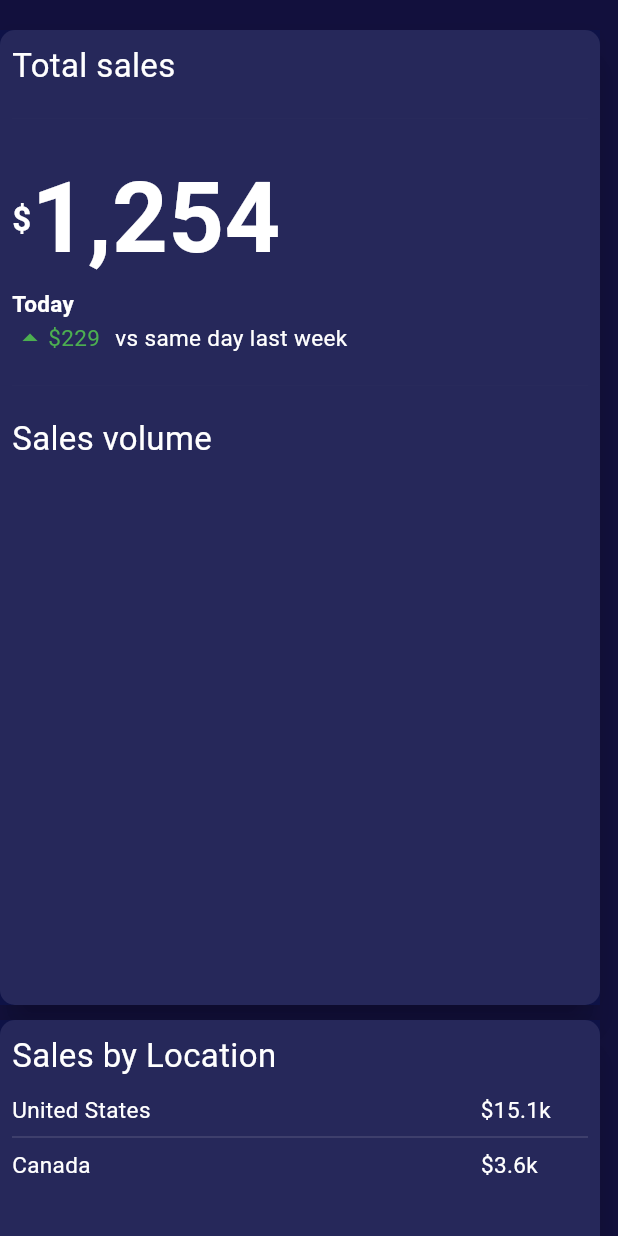
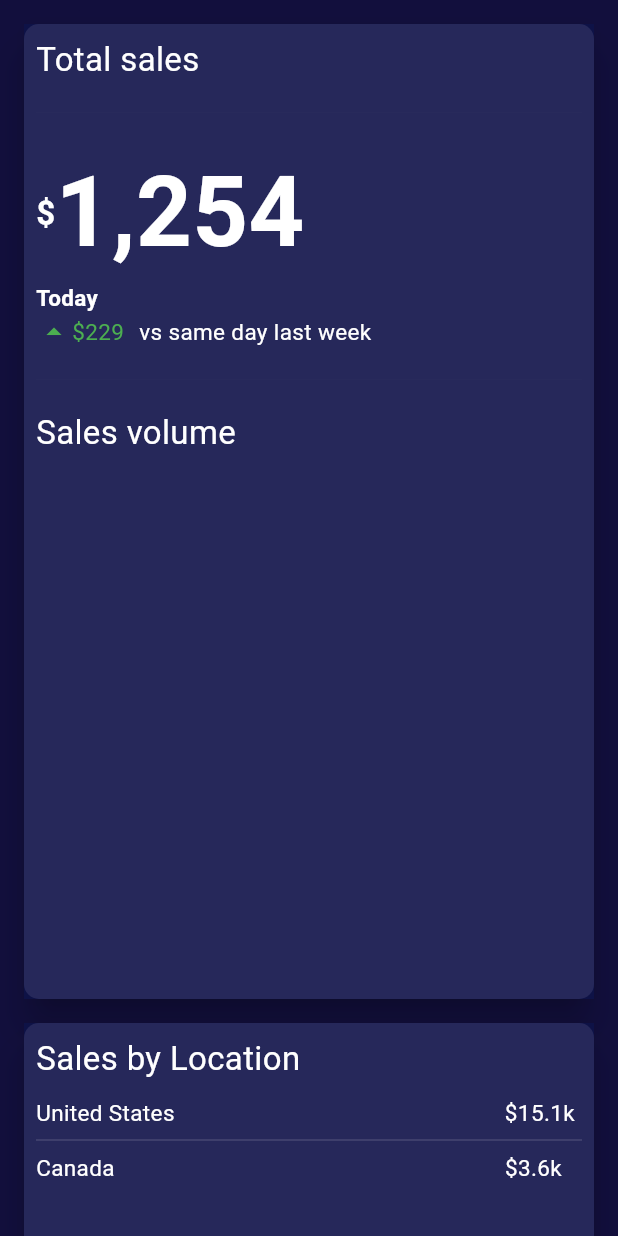
Before and after one commit to kologjohn/backoffice, a Flutter app: the screen it shows after launch, on a phone screen of 412 x 824 dp. Run offline on Flutter 3.47's test engine with Material 3 defaults, Android fonts, the phone set to English and light mode, and no system bars; our stand-ins replace fl_chart; missing offline and left inert: gauge_indicator; statements that could not run were skipped.

Commit message:
Second Comit

```diff
--- a/lib/ecommerce.dart
+++ b/lib/ecommerce.dart
@@ -11,12 +11,15 @@ class EcommerceKpi extends StatelessWidget {
   Widget build(BuildContext context) {
     Size screen=MediaQuery.of(context).size;
     double screewith=screen.width;
-    return  Container(
+    return  Scaffold(
+      body: SingleChildScrollView(
+        child: Container(
           color: const Color(0xf2050333),
           child: Padding(
-        padding: const EdgeInsets.only(top: 20.0),
+            padding: const EdgeInsets.all(8.0),
             child: Column(
               mainAxisAlignment: MainAxisAlignment.center,
+
               children: [
                 Row(
                   mainAxisAlignment: MainAxisAlignment.spaceEvenly,
@@ -25,7 +28,9 @@ class EcommerceKpi extends StatelessWidget {
                       children: [
                         Column(
                           children: [
-                        Material(
+                            Padding(
+                              padding: const EdgeInsets.all(8.0),
+                              child: Material(
                                 elevation: 10,
                                 borderRadius: BorderRadius.circular(10),
                                 //color: Colors.black,
@@ -69,8 +74,10 @@ class EcommerceKpi extends StatelessWidget {
                                   ),
                                 ),
                               ),
-                        SizedBox(height: 10,),
-                        Material(
+                            ),
+                            Padding(
+                              padding: const EdgeInsets.all(8.0),
+                              child: Material(
                                 elevation: 10,
                                 borderRadius: BorderRadius.circular(10),
                                 child: Container(
@@ -109,10 +116,13 @@ class EcommerceKpi extends StatelessWidget {
                                     ),
                                   ),
                                 ),
+                              ),
                             )
                           ],
                         ),
-                    Column(
+                        Padding(
+                          padding: const EdgeInsets.all(8.0),
+                          child: Column(
                             children: [
                               Material(
                                 elevation: 10,
@@ -149,7 +159,10 @@ class EcommerceKpi extends StatelessWidget {
 
                             ],
                           ),
-                    Column(
+                        ),
+                        Padding(
+                          padding: const EdgeInsets.all(8.0),
+                          child: Column(
                             children: [
                               Material(
                                 elevation: 10,
@@ -305,7 +318,10 @@ class EcommerceKpi extends StatelessWidget {
                               )
                             ],
                           ),
-                    Column(
+                        ),
+                        Padding(
+                          padding: const EdgeInsets.all(8.0),
+                          child: Column(
                             children: [
                               Material(
                                 elevation: 10,
@@ -490,6 +506,7 @@ class EcommerceKpi extends StatelessWidget {
                               )
                             ],
                           ),
+                        ),
                       ],
                     )),
 
@@ -497,18 +514,18 @@ class EcommerceKpi extends StatelessWidget {
                 ),
                 Material(
                   elevation: 5,
-              color: Color(0xe60e1248),
+                  color: const Color(0xe60e1248),
                   child: Container(
                     width: MediaQuery.of(context).size.width,
                     height: 50,
-                child: Padding(
-                  padding: const EdgeInsets.only(left: 22.0),
-                  child: Row(
+                    child: const Padding(
+                      padding: EdgeInsets.only(left: 22.0),
+                      child: Wrap(
                         //mainAxisAlignment: MainAxisAlignment.spaceBetween,
                         children: [
                           Text("Ecommerce KPI dashboard",style: TextStyle(color: Colors.white,fontSize: 20),),
                           SizedBox(width: 20,),
-                      Text("Powered by kologsoft",style: TextStyle(color: Colors.white,fontSize: 15),),
+                          Text("Powered by KologSoft",style: TextStyle(color: Colors.white,fontSize: 15),),
                           SizedBox(width: 1100,),
                           Text("5:00",style: TextStyle(color: Colors.white,fontSize: 15),),
                         ],
@@ -519,6 +536,8 @@ class EcommerceKpi extends StatelessWidget {
               ],
             ),
           ),
+        ),
+      ),
     );
   }
 }
--- a/lib/main.dart
+++ b/lib/main.dart
@@ -14,7 +14,7 @@ class ContUnderstand extends StatelessWidget {
     double screenHeight = MediaQuery.of(context).size.height;
     return MaterialApp(
       debugShowCheckedModeBanner: false,
-       home: SingleChildScrollView(child: EcommerceKpi()),
+       home: EcommerceKpi(),
     );
   }
 }
```
Lines whose indentation alone changed are shown as unchanged.
